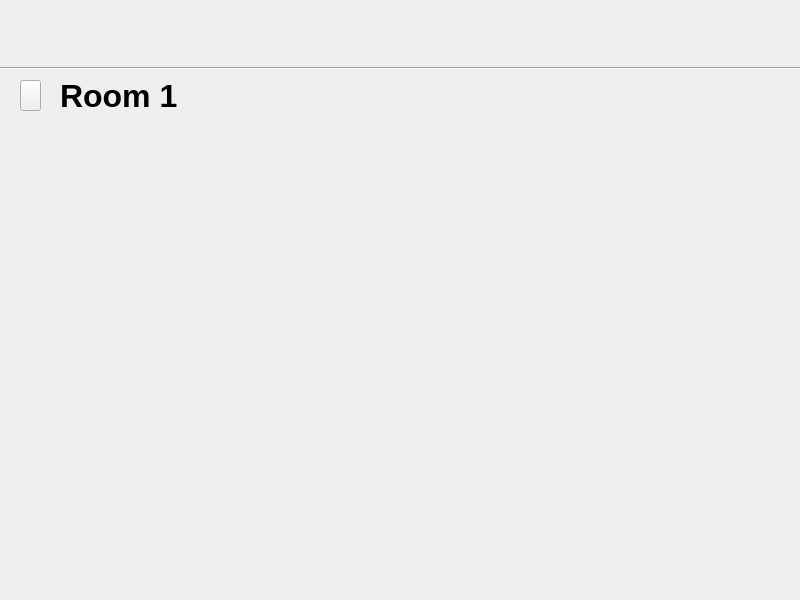
TuanAnhNguyenCo/Auction, file GUI/roomoverview.ui: the form before one commit.
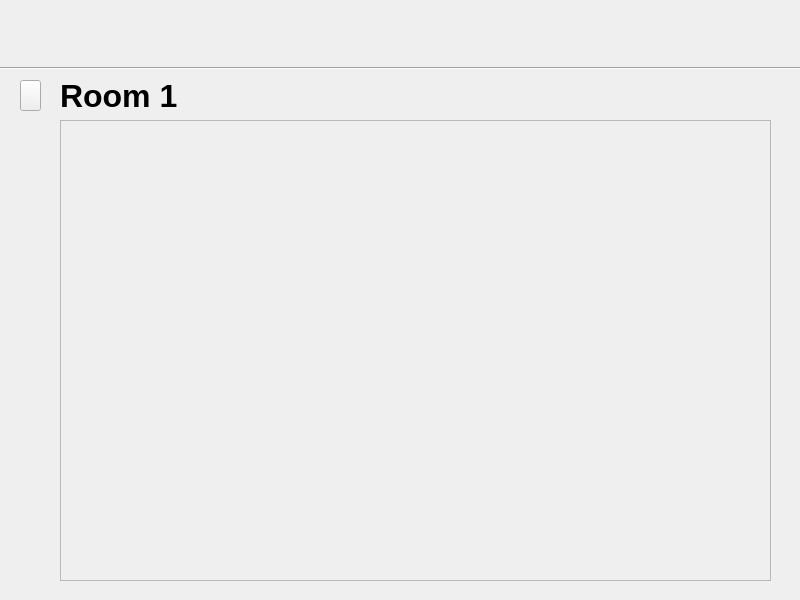
The form after the commit.

The edit to the form file:
```diff
--- a/GUI/roomoverview.ui
+++ b/GUI/roomoverview.ui
@@ -85,6 +85,29 @@
     <enum>Qt::Horizontal</enum>
    </property>
   </widget>
+  <widget class="QScrollArea" name="scrollArea">
+   <property name="geometry">
+    <rect>
+     <x>60</x>
+     <y>120</y>
+     <width>711</width>
+     <height>461</height>
+    </rect>
+   </property>
+   <property name="widgetResizable">
+    <bool>true</bool>
+   </property>
+   <widget class="QWidget" name="scrollAreaWidgetContents">
+    <property name="geometry">
+     <rect>
+      <x>0</x>
+      <y>0</y>
+      <width>709</width>
+      <height>459</height>
+     </rect>
+    </property>
+   </widget>
+  </widget>
  </widget>
  <resources/>
  <connections/>
```
